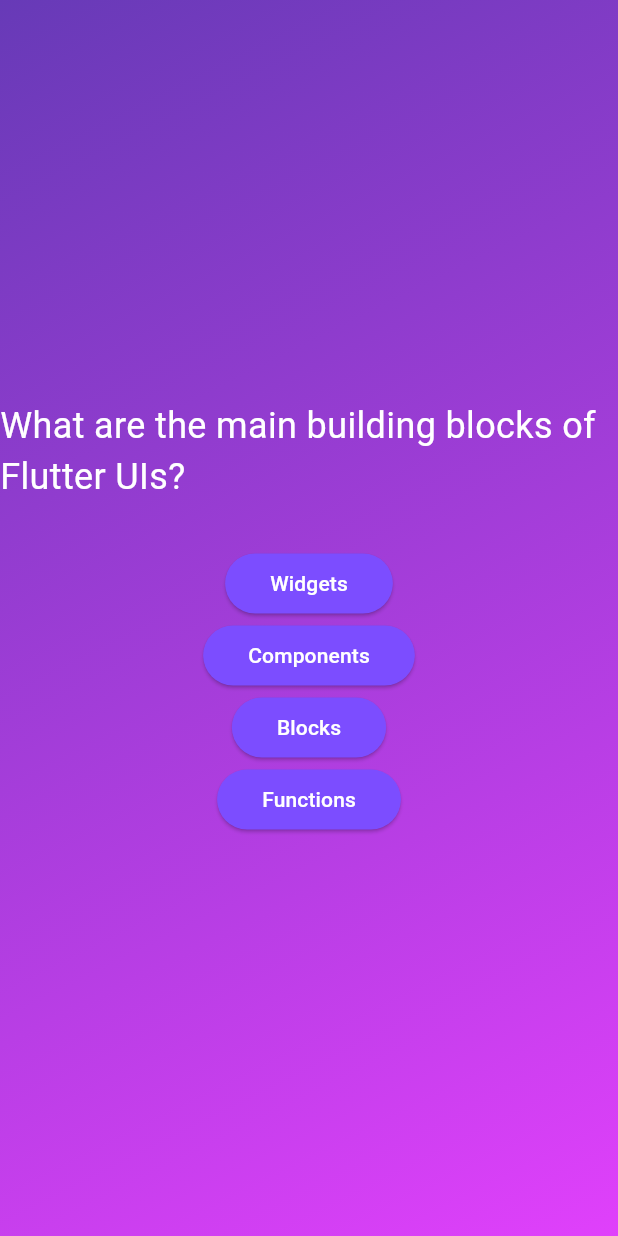
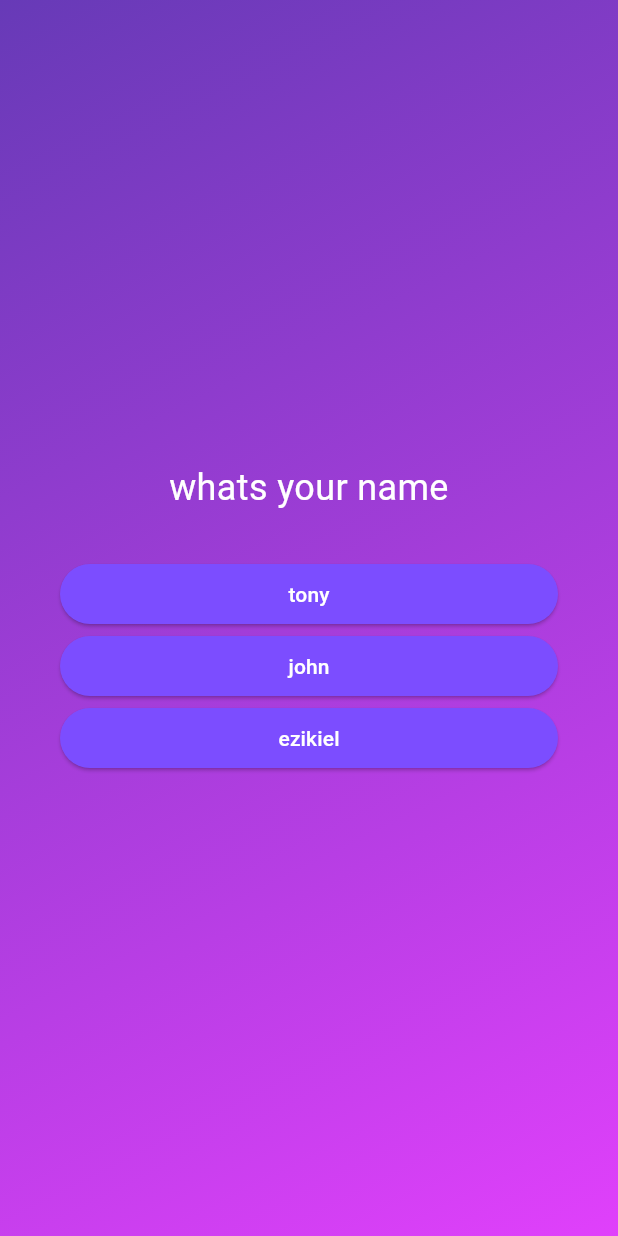
Before and after one commit to MustafizurRman/Flutter_quiz_app_learning, a Flutter app: the screen it shows after launch, after a tap on "Start Quiz", on a phone screen of 412 x 824 dp. Run offline on Flutter 3.47's test engine with Material 3 defaults, Android fonts, the phone set to English and light mode, and no system bars.

Commit message:
List Mapping, Using Spread Operator, Mutating value in memory, Managing Question Index as state

```diff
--- a/lib/data/questions.dart
+++ b/lib/data/questions.dart
@@ -1,7 +1,7 @@
 import 'package:quizzer/model/quiz_question.dart';
 
 const questions = [
-  QuizQuestion("whats your name", ["tony", "jery", "ezikiel", "john"]),
+  QuizQuestion("whats your name", ["tony", "ezikiel", "john"]),
   QuizQuestion('What are the main building blocks of Flutter UIs?', [
     'Widgets',
     'Components',
--- a/lib/model/quiz_question.dart
+++ b/lib/model/quiz_question.dart
@@ -3,4 +3,10 @@ class QuizQuestion {
   final List<String> answers;
 
   const QuizQuestion(this.questionText, this.answers);
+
+  List<String> getShuffledAnswers() {
+    final shuffledAnswers = List.of(answers);
+    shuffledAnswers.shuffle();
+    return shuffledAnswers;
+  }
 }
--- a/lib/question_screen.dart
+++ b/lib/question_screen.dart
@@ -10,21 +10,39 @@ class QuestionScreen extends StatefulWidget {
 }
 
 class _QuestionScreenState extends State<QuestionScreen> {
+  var currentQuestionIndex = 0;
+
+  void answerQuestion() {
+    setState(() {
+      currentQuestionIndex++;
+      if (currentQuestionIndex >= questions.length) {
+        currentQuestionIndex=0;
+      }
+    });
+  }
+
   @override
   Widget build(BuildContext context) {
-    var currentQuestion = questions[1];
+    var currentQuestion = questions[currentQuestionIndex];
     return SizedBox(
       width: double.infinity,
-      child: Column(
-        mainAxisAlignment: MainAxisAlignment.center,
-        children: [
-          Text(currentQuestion.questionText, style: TextStyle(color: Colors.white, fontSize: 24)),
-          const SizedBox(height: 30),
-          AnswerButton(currentQuestion.answers[0], () {}),
-          AnswerButton(currentQuestion.answers[1], () {}),
-          AnswerButton(currentQuestion.answers[2], () {}),
-          AnswerButton(currentQuestion.answers[3], () {}),
-        ],
+      child: Container(
+        margin: EdgeInsets.all(40),
+        child: Column(
+          mainAxisAlignment: MainAxisAlignment.center,
+          crossAxisAlignment: CrossAxisAlignment.stretch,
+          children: [
+            Text(
+              currentQuestion.questionText,
+              textAlign: TextAlign.center,
+              style: TextStyle(color: Colors.white, fontSize: 24),
+            ),
+            const SizedBox(height: 30),
+            ...currentQuestion.getShuffledAnswers().map((answer) {
+              return AnswerButton(answer, answerQuestion);
+            }),
+          ],
+        ),
       ),
     );
   }
```
